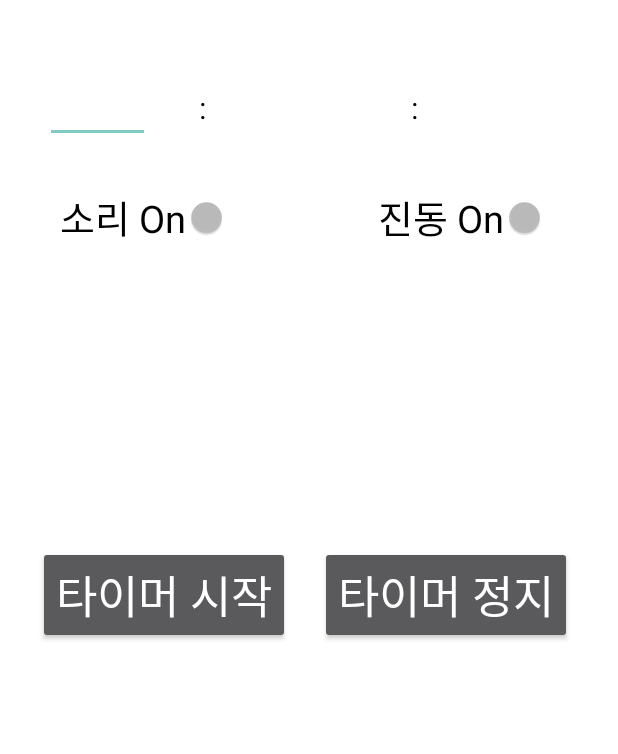
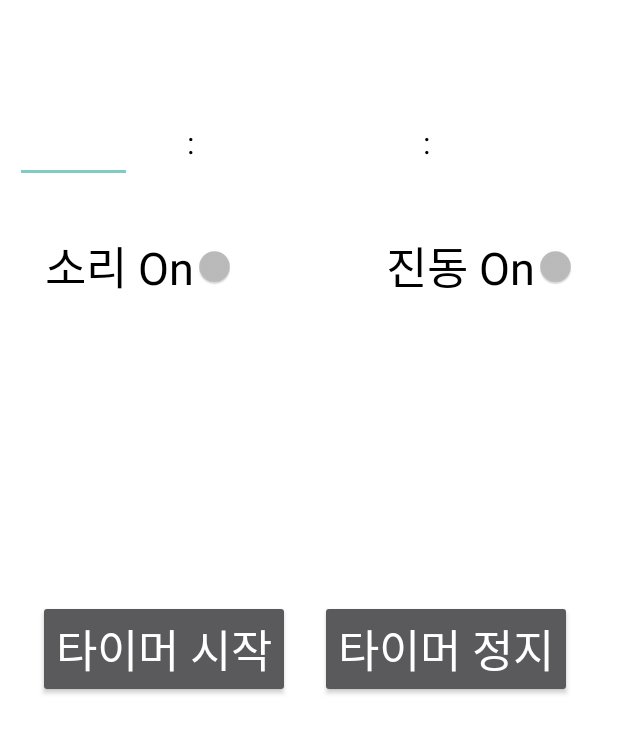
Before and after one commit to BlackWerf1257/Time-Calender, an Android app: the Study screen opened directly, with no data from a screen before it, on a phone screen of 412 x 824 dp, the part 456-1210 px from its top. Run offline under Robolectric (Android 15) with nearby library versions, the phone set to English and light mode, and no system bars; network calls fail.

Commit message:
가입/로그인 스크립트 구현(작동은 X) 및 타이머 UI 생성

```diff
--- a/app/src/main/java/com/example/android_studio_pr/Study.java
+++ b/app/src/main/java/com/example/android_studio_pr/Study.java
@@ -1,6 +1,10 @@
 package com.example.android_studio_pr;
 
+import android.content.Intent;
 import android.os.Bundle;
+import android.view.View;
+import android.widget.Button;
+import android.widget.Switch;
 
 import androidx.annotation.Nullable;
 import androidx.appcompat.app.AppCompatActivity;
@@ -14,6 +18,73 @@ public class Study extends AppCompatActivity {
         super.onCreate(savedInstanceState);
         setContentView(R.layout.study);
 
+        Button topButton[] = new Button[5];
+        topButton[0] = (Button) findViewById(R.id.mainBtn);
+        topButton[1] = (Button) findViewById(R.id.calender);
+        topButton[2] = (Button) findViewById(R.id.schedule);
+        topButton[3] = (Button) findViewById(R.id.studyManage);
+        topButton[4] = (Button) findViewById(R.id.community);
+
+        Button timerStart, timerPause;
+        timerStart = findViewById(R.id.countDownStart);
+        timerPause = findViewById(R.id.countDownPause);
+
+        timerPause.setClickable(false);
+
+        Switch soundOn, vibrationOn;
+        soundOn = findViewById(R.id.soundOn);
+        vibrationOn = findViewById(R.id.vibrationOn);
+
+
+        topButton[0].setOnClickListener(new View.OnClickListener() {
+            @Override
+            public void onClick(View v) {
+                Intent intent = new Intent(Study.this, Dept_Announce.class);
+                startActivity(intent);
+            }
+        });
+        topButton[1].setOnClickListener(new View.OnClickListener() {
+            @Override
+            public void onClick(View v) {
+
+            }
+        });
+        topButton[2].setOnClickListener(new View.OnClickListener() {
+            @Override
+            public void onClick(View v) {
+
+            }
+        });
+        topButton[3].setOnClickListener(new View.OnClickListener() {
+            @Override
+            public void onClick(View v) {
+                Intent intent = new Intent(Study.this, Study.class);
+                startActivity(intent);
+            }
+        });
+        topButton[4].setOnClickListener(new View.OnClickListener() {
+            @Override
+            public void onClick(View v) {
+
+            }
+        });
+
+
+        timerStart.setOnClickListener(new View.OnClickListener() {
+            @Override
+            public void onClick(View v) {
+                timerPause.setClickable(true);
+            }
+        });
+        timerPause.setOnClickListener(new View.OnClickListener() {
+            @Override
+            public void onClick(View v) {
+                timerPause.setClickable(false);
+            }
+        });
+
+
+
         Timer timer;
         TimerTask timerTask = new TimerTask() {
             @Override
--- /dev/null
+++ b/app/src/main/java/com/example/android_studio_pr/Url.java
@@ -0,0 +1,6 @@
+package com.example.android_studio_pr;
+
+public class Url {
+    public static String RegisterUrl = "http://bwserver.dothome.co.kr/android_register.php";
+    public static String LoginUrl = "http://bwserver.dothome.co.kr/Login.php";
+}
--- a/app/src/main/res/layout/study.xml
+++ b/app/src/main/res/layout/study.xml
@@ -1,6 +1,7 @@
 <?xml version="1.0" encoding="utf-8"?>
 <LinearLayout xmlns:android="http://schemas.android.com/apk/res/android"
     xmlns:app="http://schemas.android.com/apk/res-auto"
+    xmlns:tools="http://schemas.android.com/tools"
     android:orientation="vertical"
     android:layout_width="match_parent"
     android:layout_height="match_parent"
@@ -80,7 +81,7 @@
         android:layout_width="match_parent"
         android:layout_height="wrap_content"
         android:orientation="horizontal"
-        android:layout_marginHorizontal="30dp"
+        android:layout_marginHorizontal="10dp"
         app:layout_constraintBottom_toTopOf="@+id/startBtn"
         app:layout_constraintEnd_toEndOf="parent"
         app:layout_constraintStart_toStartOf="parent"
@@ -94,6 +95,7 @@
             android:hint="00"
             android:gravity="center"
             android:textColor="@color/black"
+            android:textSize="30sp"
             android:layout_height="wrap_content"
             android:inputType="number"/>
 
@@ -118,6 +120,7 @@
             android:gravity="center"
             android:textColor="@color/black"
             android:layout_height="wrap_content"
+            android:textSize="40sp"
             android:inputType="number"/>
 
         <TextView
@@ -141,6 +144,8 @@
             android:gravity="center"
             android:textColor="@color/black"
             android:layout_height="wrap_content"
+            android:scrollbarSize="40sp"
+            android:textSize="40sp"
             android:inputType="number"/>
     </LinearLayout>
 
@@ -152,18 +157,21 @@
             android:id="@+id/soundOn"
             android:layout_width="wrap_content"
             android:layout_height="wrap_content"
-            android:text="소리 On"
-            android:textSize="25sp"
-            android:layout_marginStart="40sp"
-            android:textColor="@color/black"/>
+            android:text="@string/SoundOn"
+            android:textSize="30sp"
+            android:layout_marginStart="30sp"
+            android:textColor="@color/black"
+            tools:ignore="UseSwitchCompatOrMaterialXml" />
         <Switch
-            android:id="@+id/VibrationOn"
+            android:id="@+id/vibrationOn"
             android:layout_width="wrap_content"
             android:layout_height="wrap_content"
             android:layout_marginStart="80sp"
-            android:textSize="25sp"
-            android:text="진동 On"
-            android:textColor="@color/black"/>
+            android:textSize="30sp"
+            android:text="@string/VibrationOn"
+            android:scrollbarSize="30sp"
+            android:textColor="@color/black"
+            tools:ignore="UseSwitchCompatOrMaterialXml" />
     </LinearLayout>
 
 
--- a/app/src/main/res/values/strings.xml
+++ b/app/src/main/res/values/strings.xml
@@ -11,4 +11,6 @@
     <string name="id">ID</string>
     <string name="timerStart">타이머 시작</string>
     <string name="timerPause">타이머 정지</string>
+    <string name="VibrationOn">진동 On</string>
+    <string name="SoundOn">소리 On</string>
 </resources>
```
Also changed, not shown: app/src/main/java/com/example/android_studio_pr/MainActivity.java (+76 -12 lines), app/src/main/java/com/example/android_studio_pr/Register.java (+111 -0 lines).
